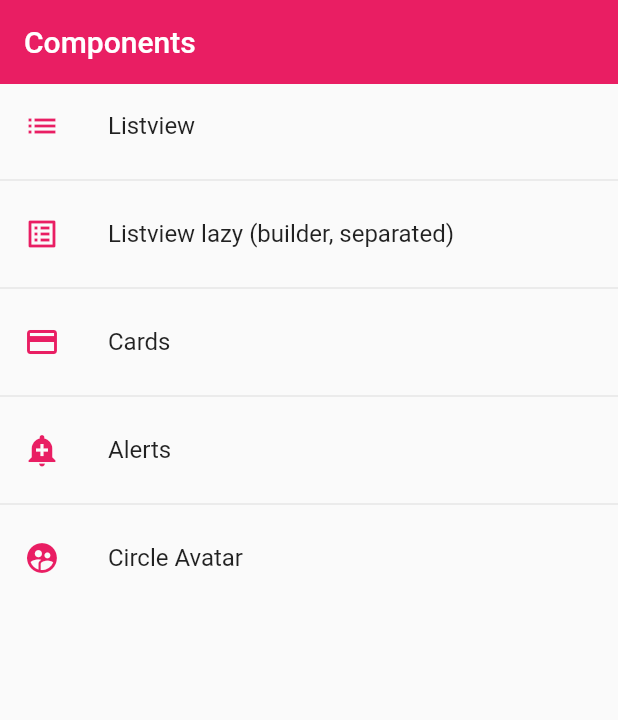
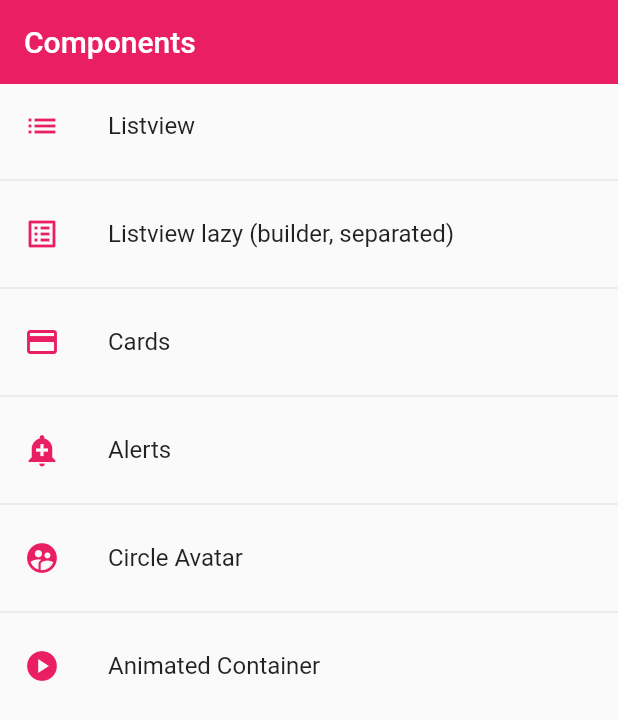
Before and after one commit to marcelofb/flutter-archetype-2022, a Flutter app: the screen it shows after launch, on a phone screen of 412 x 824 dp. Shown: the top 720 px of the screen. Run offline on Flutter 3.47's test engine with Material 2 defaults, Android fonts, the phone set to English and light mode, and no system bars.

Commit message:
Added animated container component

```diff
--- a/lib/router/app_routes.dart
+++ b/lib/router/app_routes.dart
@@ -32,6 +32,11 @@
         name: 'Circle Avatar',
         screen: const AvatarScreen(),
         icon: Icons.supervised_user_circle),
+    MenuOption(
+        route: 'animated',
+        name: 'Animated Container',
+        screen: const AnimatedScreen(),
+        icon: Icons.play_circle),
   ];
 
   static Map<String, Widget Function(BuildContext)> getAppRoutes() {
--- a/lib/screens/screens.dart
+++ b/lib/screens/screens.dart
@@ -4,3 +4,4 @@
 export 'package:archetype_2022/screens/card_screen.dart';
 export 'package:archetype_2022/screens/alert_screen.dart';
 export 'package:archetype_2022/screens/avatar_screen.dart';
+export 'package:archetype_2022/screens/animated_screen.dart';
```
Also changed, not shown: lib/screens/animated_screen.dart (added, +53 -0 lines).
